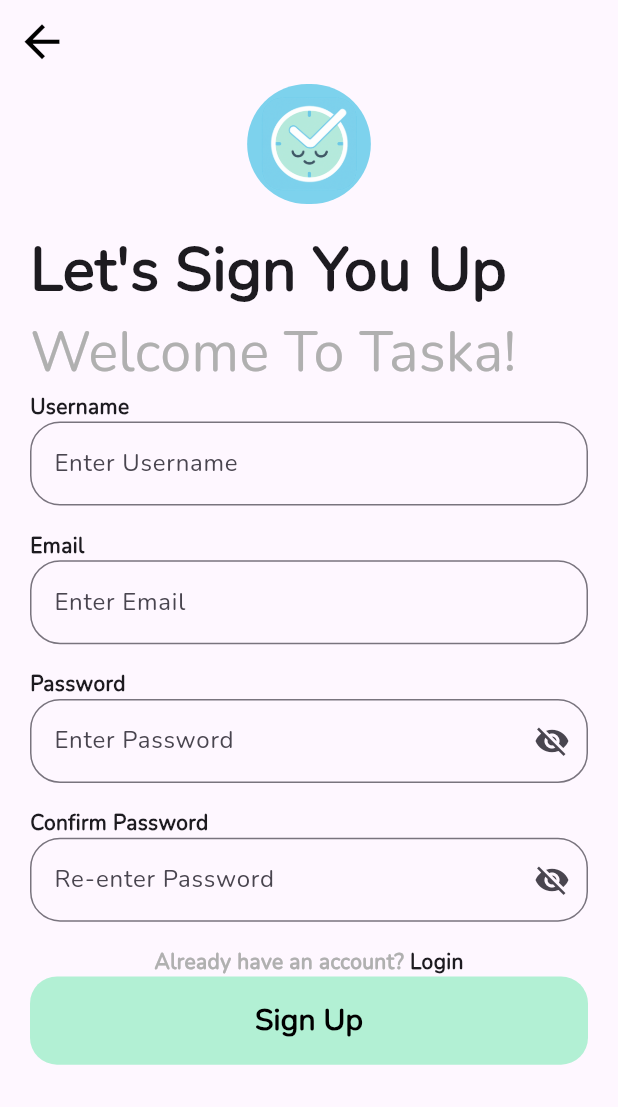
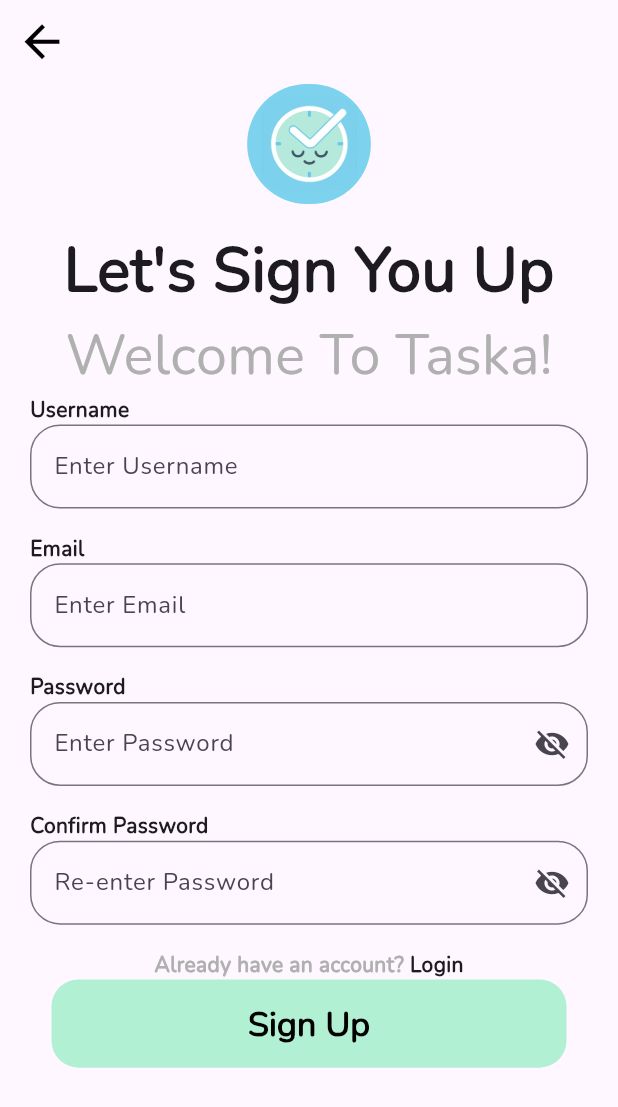
Before and after one commit to marwan0-0n/taska, a Flutter app: the screen it shows after launch, after a tap on "Login", after a tap on "Register", on a phone screen of 412 x 824 dp. Shown: the top 1107 px of the screen. Run offline on Flutter 3.47's test engine with Material 3 defaults, Android fonts, the phone set to English and light mode, and no system bars; our stand-ins replace awesome_dialog, firebase_auth, firebase_core, google_sign_in; accounts and stored records are empty.

Commit message:
font size responsive modified

```diff
--- a/lib/auth/auth.dart
+++ b/lib/auth/auth.dart
@@ -15,6 +15,7 @@
     double screenWidth = MediaQuery.of(context).size.width;
     return Scaffold(
       body: SafeArea(
+        child: SingleChildScrollView(
           child: Column(
             children: [
               Container(
@@ -26,21 +27,24 @@
                   fit: BoxFit.fill,
                 ),
               ),
-            const Center(
+              Center(
                 child: Text(
                   "Welcome to Taska",
-                style: TextStyle(fontSize: 50, fontWeight: FontWeight.bold),
+                  style: TextStyle(
+                    fontSize: screenWidth * 0.13,
+                    fontWeight: FontWeight.bold,
+                  ),
                   textAlign: TextAlign.center,
                 ),
               ),
               Container(
                 margin: EdgeInsets.only(top: screenHeight / 100),
-              child: const Center(
+                child: Center(
                   child: Text(
                     "Where productivity meets peace of mind.\n Sign in and start achieving!",
                     style: TextStyle(
-                    fontSize: 15,
-                    color: Color(0xffB0B0B0),
+                      fontSize: screenWidth * 0.04,
+                      color: const Color(0xffB0B0B0),
                       fontWeight: FontWeight.bold,
                     ),
                     textAlign: TextAlign.center,
@@ -68,6 +72,7 @@
             ],
           ),
         ),
+      ),
     );
   }
 }
--- a/lib/auth/login.dart
+++ b/lib/auth/login.dart
@@ -25,6 +25,7 @@
   @override
   Widget build(BuildContext context) {
     double screenHeight = MediaQuery.of(context).size.height;
+    double screenWidth = MediaQuery.of(context).size.width;
     return Scaffold(
       appBar: AppBar(
         leading: IconButton(
@@ -41,18 +42,25 @@
       body: SafeArea(
         child: Padding(
           padding: const EdgeInsets.fromLTRB(20, 0, 20, 20),
-          child: ListView(
+          child: SingleChildScrollView(
+            child: Column(
               children: [
                 const Center(child: CircleLogo()),
-              const Text(
+                Text(
                   "Let's Sign You In",
-                style: TextStyle(fontSize: 40, fontWeight: FontWeight.bold),
+                  style: TextStyle(
+                    fontSize: screenWidth * 0.1,
+                    fontWeight: FontWeight.bold,
+                  ),
                 ),
                 Container(
                   margin: EdgeInsets.only(bottom: screenHeight / 18),
-                child: const Text(
+                  child: Text(
                     "Welcome Back!",
-                  style: TextStyle(fontSize: 37, color: Color(0xffB0B0B0)),
+                    style: TextStyle(
+                      fontSize: screenWidth * 0.09,
+                      color: const Color(0xffB0B0B0),
+                    ),
                   ),
                 ),
                 Form(
@@ -175,6 +183,7 @@
             ),
           ),
         ),
+      ),
     );
   }
 }
--- a/lib/auth/register.dart
+++ b/lib/auth/register.dart
@@ -23,6 +23,7 @@
   @override
   Widget build(BuildContext context) {
     double screenHeight = MediaQuery.of(context).size.height;
+    double screenWidth = MediaQuery.of(context).size.width;
     return Scaffold(
       appBar: AppBar(
         leading: IconButton(
@@ -38,16 +39,23 @@
       body: SafeArea(
         child: Padding(
           padding: const EdgeInsets.fromLTRB(20, 0, 20, 20),
-          child: ListView(
+          child: SingleChildScrollView(
+            child: Column(
               children: [
                 const Center(child: CircleLogo()),
-              const Text(
+                Text(
                   "Let's Sign You Up",
-                style: TextStyle(fontSize: 40, fontWeight: FontWeight.bold),
+                  style: TextStyle(
+                    fontSize: screenWidth * 0.1,
+                    fontWeight: FontWeight.bold,
                   ),
-              const Text(
+                ),
+                Text(
                   "Welcome To Taska!",
-                style: TextStyle(fontSize: 37, color: Color(0xffB0B0B0)),
+                  style: TextStyle(
+                    fontSize: screenWidth * 0.09,
+                    color: const Color(0xffB0B0B0),
+                  ),
                 ),
                 Form(
                   key: formState,
@@ -145,6 +153,7 @@
             ),
           ),
         ),
+      ),
     );
   }
 }
--- a/lib/auth/verification.dart
+++ b/lib/auth/verification.dart
@@ -16,6 +16,7 @@
   @override
   Widget build(BuildContext context) {
     double screenHeight = MediaQuery.of(context).size.height;
+    double screenWidth = MediaQuery.of(context).size.width;
     return Scaffold(
       appBar: AppBar(
         leading: IconButton(
@@ -30,9 +31,8 @@
         iconTheme: const IconThemeData(size: 35, color: Colors.black),
       ),
       body: SafeArea(
-        child: ListView(
-          children: [
-            Padding(
+        child: SingleChildScrollView(
+          child: Padding(
             padding: const EdgeInsets.all(10),
             child: Column(
               children: [
@@ -44,23 +44,23 @@
                     fit: BoxFit.fill,
                   ),
                 ),
-                  const Center(
+                Center(
                   child: Text(
                     "Verify your account",
                     style: TextStyle(
-                        fontSize: 50,
+                      fontSize: screenWidth * 0.13,
                       fontWeight: FontWeight.bold,
                     ),
                     textAlign: TextAlign.center,
                   ),
                 ),
-                  const Center(
+                Center(
                   child: Center(
                     child: Text(
                       "We've sent you a verification link to your Email",
                       style: TextStyle(
-                          fontSize: 15,
-                          color: Color(0xffB0B0B0),
+                        fontSize: screenWidth * 0.04,
+                        color: const Color(0xffB0B0B0),
                         fontWeight: FontWeight.bold,
                       ),
                       textAlign: TextAlign.center,
@@ -107,7 +107,6 @@
               ],
             ),
           ),
-          ],
         ),
       ),
     );
--- a/lib/widgets/cust_buttom.dart
+++ b/lib/widgets/cust_buttom.dart
@@ -29,7 +29,10 @@
         onPressed: onPressed,
         child: Text(
           text,
-          style: const TextStyle(fontWeight: FontWeight.bold, fontSize: 20),
+          style: TextStyle(
+            fontWeight: FontWeight.bold,
+            fontSize: screenWidth * 0.055,
+          ),
         ),
       ),
     );
```
Lines whose indentation alone changed are shown as unchanged.
